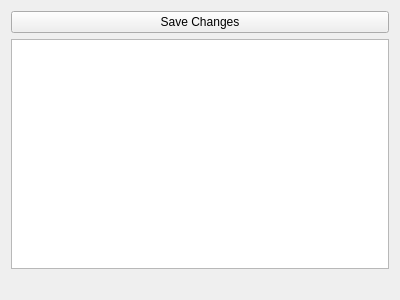
Old version of the form alldata.ui in the repository kc8hfi/fuelmanager.
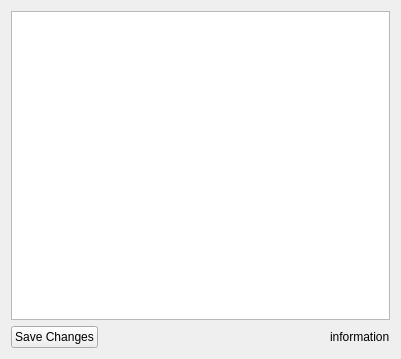
New version of the form.

Commit message: Refactored the about dialog started working on the all data model refactoring other code refactorings

The edit to the form file:
```diff
--- a/alldata.ui
+++ b/alldata.ui
@@ -1,16 +1,13 @@
 <?xml version="1.0" encoding="UTF-8"?>
 <ui version="4.0">
- <class>AllData_Base</class>
- <widget class="QWidget" name="AllData_Base">
-  <property name="enabled">
-   <bool>true</bool>
-  </property>
+ <class>AllData</class>
+ <widget class="QWidget" name="AllData">
   <property name="geometry">
    <rect>
     <x>0</x>
     <y>0</y>
-    <width>400</width>
-    <height>300</height>
+    <width>401</width>
+    <height>359</height>
    </rect>
   </property>
   <property name="windowTitle">
@@ -18,24 +15,38 @@
   </property>
   <layout class="QVBoxLayout" name="verticalLayout">
    <item>
-    <widget class="QPushButton" name="saveChangesButton">
+    <widget class="QTableView" name="tableView"/>
+   </item>
+   <item>
+    <layout class="QHBoxLayout" name="horizontalLayout">
+     <item>
+      <widget class="QPushButton" name="saveButton">
      <property name="text">
       <string>Save Changes</string>
      </property>
     </widget>
    </item>
    <item>
-    <widget class="QTableView" name="dataTable"/>
+      <spacer name="horizontalSpacer">
+       <property name="orientation">
+        <enum>Qt::Horizontal</enum>
+       </property>
+       <property name="sizeHint" stdset="0">
+        <size>
+         <width>68</width>
+         <height>17</height>
+        </size>
+       </property>
+      </spacer>
    </item>
    <item>
     <widget class="QLabel" name="informationLabel">
      <property name="text">
-      <string/>
-     </property>
-     <property name="alignment">
-      <set>Qt::AlignRight|Qt::AlignTrailing|Qt::AlignVCenter</set>
-     </property>
-    </widget>
+        <string>information</string>
+       </property>
+      </widget>
+     </item>
+    </layout>
    </item>
   </layout>
  </widget>
```
Left out of the diff: 3 changed lines with no effect on the pictures. Lines whose indentation alone changed are shown as unchanged. The commit also changes 16 other files.
